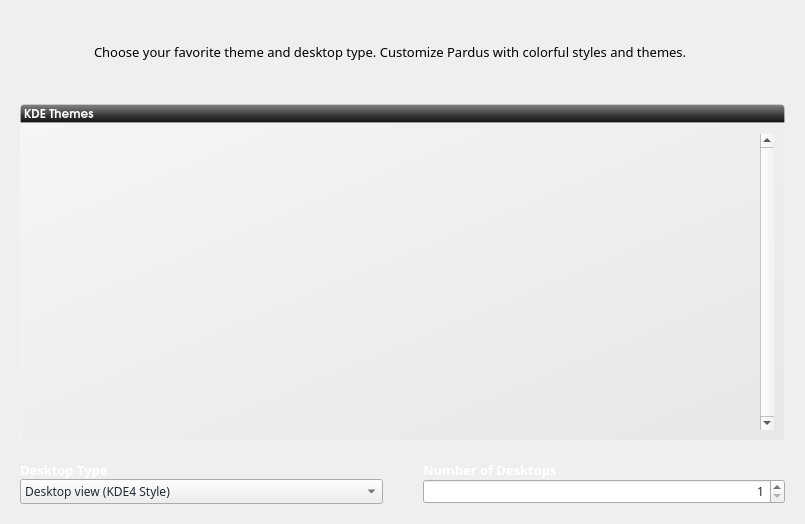
Old version of the form kde/kaptan/ui/ui_scrStyle.ui in the repository pars-linux/uludag.
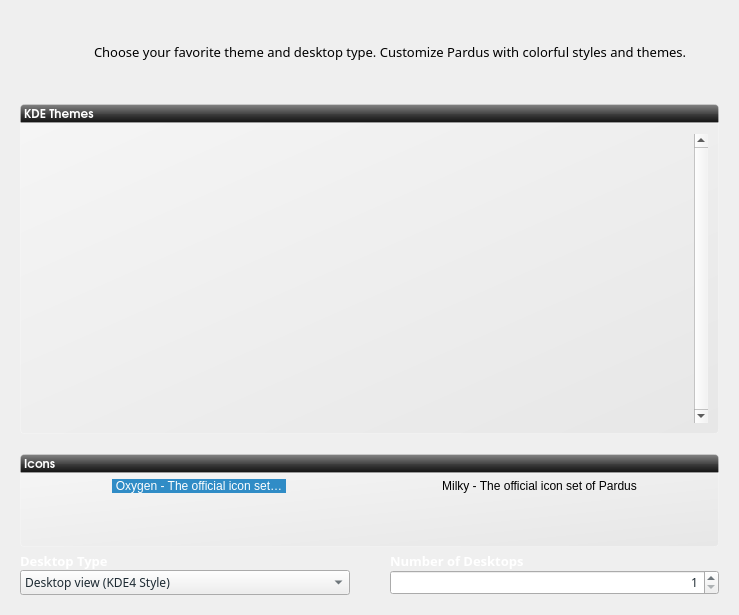
New version of the form. Icons and pictures are not drawn.

Commit message: Kaptan can now make you choose your favorite icon set. BUG:COMMENT:15154

Patch:
```diff
--- a/kde/kaptan/ui/ui_scrStyle.ui
+++ b/kde/kaptan/ui/ui_scrStyle.ui
@@ -6,8 +6,8 @@
    <rect>
     <x>0</x>
     <y>0</y>
-    <width>805</width>
-    <height>524</height>
+    <width>739</width>
+    <height>615</height>
    </rect>
   </property>
   <property name="font">
@@ -20,7 +20,9 @@
    <string>Themes</string>
   </property>
   <property name="styleSheet">
-   <string notr="true"/>
+   <string notr="true">#iconContainer{padding:10px;background-color: qlineargradient(spread:pad, x1:1, y1:1, x2:0, y2:0, stop:0 rgba(219, 219, 219, 100), stop:1 rgba(255, 255, 255, 100));border: 1px solid rgba(255,255,255,50);border-bottom-left-radius: 4px;border-bottom-right-radius: 4px;}
+
+#listIcon{ background-color: rgba(0,0,0,0); }</string>
   </property>
   <layout class="QGridLayout" name="gridLayout">
    <property name="margin">
@@ -227,6 +229,182 @@
        </property>
       </spacer>
      </item>
+     <item>
+      <widget class="QLabel" name="label_3">
+       <property name="font">
+        <font>
+         <family>URW Gothic L</family>
+         <pointsize>9</pointsize>
+         <weight>75</weight>
+         <bold>true</bold>
+         <underline>false</underline>
+        </font>
+       </property>
+       <property name="styleSheet">
+        <string notr="true">    background-color: qlineargradient(spread:pad, x1:0.5, y1:0, x2:0.5, y2:1, stop:0 rgba(132, 132, 132, 255), stop:0.501481 rgba(70, 70, 70, 255), stop:0.503057 rgba(62, 62, 62, 255), stop:1 rgba(16, 16, 16, 255));
+/*background-color: qlineargradient(spread:pad, x1:1, y1:1, x2:0, y2:0, stop:0 rgba(219, 219, 219, 100), stop:1 rgba(255, 255, 255, 100));*/
+border: 1px solid rgba(255,255,255,50);
+color:white;
+border-top-left-radius: 4px;
+border-top-right-radius: 4px;</string>
+       </property>
+       <property name="text">
+        <string>Icons</string>
+       </property>
+       <property name="margin">
+        <number>5</number>
+       </property>
+      </widget>
+     </item>
+     <item>
+      <widget class="QGroupBox" name="iconContainer">
+       <property name="title">
+        <string/>
+       </property>
+       <property name="flat">
+        <bool>true</bool>
+       </property>
+       <property name="checkable">
+        <bool>false</bool>
+       </property>
+       <layout class="QHBoxLayout" name="horizontalLayout">
+        <property name="spacing">
+         <number>0</number>
+        </property>
+        <property name="margin">
+         <number>0</number>
+        </property>
+        <item>
+         <widget class="QListWidget" name="listIcon">
+          <property name="sizePolicy">
+           <sizepolicy hsizetype="Fixed" vsizetype="Fixed">
+            <horstretch>0</horstretch>
+            <verstretch>0</verstretch>
+           </sizepolicy>
+          </property>
+          <property name="minimumSize">
+           <size>
+            <width>679</width>
+            <height>0</height>
+           </size>
+          </property>
+          <property name="maximumSize">
+           <size>
+            <width>16777215</width>
+            <height>65</height>
+           </size>
+          </property>
+          <property name="styleSheet">
+           <string notr="true"/>
+          </property>
+          <property name="frameShape">
+           <enum>QFrame::NoFrame</enum>
+          </property>
+          <property name="verticalScrollBarPolicy">
+           <enum>Qt::ScrollBarAlwaysOff</enum>
+          </property>
+          <property name="horizontalScrollBarPolicy">
+           <enum>Qt::ScrollBarAlwaysOff</enum>
+          </property>
+          <property name="alternatingRowColors">
+           <bool>false</bool>
+          </property>
+          <property name="iconSize">
+           <size>
+            <width>313</width>
+            <height>48</height>
+           </size>
+          </property>
+          <property name="textElideMode">
+           <enum>Qt::ElideRight</enum>
+          </property>
+          <property name="movement">
+           <enum>QListView::Static</enum>
+          </property>
+          <property name="isWrapping" stdset="0">
+           <bool>false</bool>
+          </property>
+          <property name="resizeMode">
+           <enum>QListView::Adjust</enum>
+          </property>
+          <property name="layoutMode">
+           <enum>QListView::SinglePass</enum>
+          </property>
+          <property name="spacing">
+           <number>0</number>
+          </property>
+          <property name="gridSize">
+           <size>
+            <width>340</width>
+            <height>70</height>
+           </size>
+          </property>
+          <property name="viewMode">
+           <enum>QListView::IconMode</enum>
+          </property>
+          <property name="uniformItemSizes">
+           <bool>true</bool>
+          </property>
+          <property name="wordWrap">
+           <bool>true</bool>
+          </property>
+          <property name="selectionRectVisible">
+           <bool>false</bool>
+          </property>
+          <property name="currentRow">
+           <number>0</number>
+          </property>
+          <item>
+           <property name="text">
+            <string>Oxygen - The official icon set of KDE</string>
+           </property>
+           <property name="toolTip">
+            <string>oxygen</string>
+           </property>
+           <property name="statusTip">
+            <string>oxygen</string>
+           </property>
+           <property name="icon">
+            <iconset resource="../data/kaptan.qrc">
+             <normaloff>:/raw/pixmap/oxygen.png</normaloff>:/raw/pixmap/oxygen.png</iconset>
+           </property>
+          </item>
+          <item>
+           <property name="text">
+            <string>Milky - The official icon set of Pardus</string>
+           </property>
+           <property name="toolTip">
+            <string>milky</string>
+           </property>
+           <property name="statusTip">
+            <string>milky</string>
+           </property>
+           <property name="icon">
+            <iconset resource="../data/kaptan.qrc">
+             <normaloff>:/raw/pixmap/milky.png</normaloff>:/raw/pixmap/milky.png</iconset>
+           </property>
+          </item>
+         </widget>
+        </item>
+       </layout>
+      </widget>
+     </item>
+     <item>
+      <spacer name="verticalSpacer_5">
+       <property name="orientation">
+        <enum>Qt::Vertical</enum>
+       </property>
+       <property name="sizeType">
+        <enum>QSizePolicy::Fixed</enum>
+       </property>
+       <property name="sizeHint" stdset="0">
+        <size>
+         <width>20</width>
+         <height>5</height>
+        </size>
+       </property>
+      </spacer>
+     </item>
      <item>
       <layout class="QHBoxLayout" name="horizontalLayout_3">
        <item>
```
The commit also changes 19 other files.
